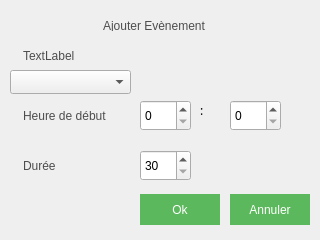
Old version of the form thermostat/Thermostat/addEvent.ui in the repository kimchicharlie/Envio.
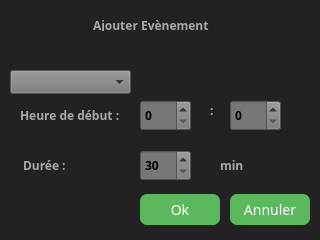
New version of the form.

Patch:
```diff
--- a/thermostat/Thermostat/addEvent.ui
+++ b/thermostat/Thermostat/addEvent.ui
@@ -16,15 +16,26 @@
   <property name="windowTitle">
    <string>Dialog</string>
   </property>
+  <property name="styleSheet">
+   <string notr="true">Background: #232123;</string>
+  </property>
   <widget class="QLabel" name="TitleLbl">
    <property name="geometry">
     <rect>
-     <x>90</x>
+     <x>80</x>
      <y>10</y>
-     <width>141</width>
+     <width>151</width>
      <height>31</height>
     </rect>
    </property>
+   <property name="font">
+    <font>
+     <family>Segoe UI,sans-serif</family>
+     <pointsize>-1</pointsize>
+     <weight>75</weight>
+     <bold>true</bold>
+    </font>
+   </property>
    <property name="styleSheet">
     <string notr="true">font-family: &quot;Segoe UI&quot;, sans-serif;
 text-transform: uppercase;
@@ -32,7 +43,7 @@
 width: 100%;
 border: 0;
 padding: 10px;
-color: #4d4d4d;
+color: #AAA;
 font-size: 12px;</string>
    </property>
    <property name="text">
@@ -48,6 +59,12 @@
      <height>31</height>
     </rect>
    </property>
+   <property name="font">
+    <font>
+     <family>Segoe UI,sans-serif</family>
+     <pointsize>-1</pointsize>
+    </font>
+   </property>
    <property name="styleSheet">
     <string notr="true">font-family: &quot;Segoe UI&quot;, sans-serif;
 text-transform: uppercase;
@@ -55,11 +72,10 @@
 width: 100%;
 border: 0;
 padding: 10px;
-color: #4d4d4d;
 font-size: 12px;</string>
    </property>
    <property name="text">
-    <string>TextLabel</string>
+    <string/>
    </property>
   </widget>
   <widget class="QSpinBox" name="hourStartSpin">
@@ -71,8 +87,17 @@
      <height>31</height>
     </rect>
    </property>
+   <property name="font">
+    <font>
+     <family>Segoe UI,sans-serif</family>
+     <weight>75</weight>
+     <bold>true</bold>
+    </font>
+   </property>
    <property name="styleSheet">
-    <string notr="true">font-family:&quot;Segoe UI&quot;, sans-serif;</string>
+    <string notr="true">font-family:&quot;Segoe UI&quot;, sans-serif;
+background: #777;
+</string>
    </property>
    <property name="maximum">
     <number>23</number>
@@ -87,8 +112,17 @@
      <height>31</height>
     </rect>
    </property>
+   <property name="font">
+    <font>
+     <family>Segoe UI,sans-serif</family>
+     <weight>75</weight>
+     <bold>true</bold>
+    </font>
+   </property>
    <property name="styleSheet">
-    <string notr="true">font-family:&quot;Segoe UI&quot;, sans-serif;</string>
+    <string notr="true">font-family:&quot;Segoe UI&quot;, sans-serif;
+background: #777;
+</string>
    </property>
    <property name="maximum">
     <number>55</number>
@@ -106,8 +140,16 @@
      <height>31</height>
     </rect>
    </property>
+   <property name="font">
+    <font>
+     <family>Segoe UI,sans-serif</family>
+     <weight>75</weight>
+     <bold>true</bold>
+    </font>
+   </property>
    <property name="styleSheet">
-    <string notr="true">font-family:&quot;Segoe UI&quot;, sans-serif;</string>
+    <string notr="true">font-family:&quot;Segoe UI&quot;, sans-serif;
+background: #777;</string>
    </property>
    <property name="minimum">
     <number>30</number>
@@ -128,18 +170,26 @@
      <height>31</height>
     </rect>
    </property>
+   <property name="font">
+    <font>
+     <family>Segoe UI,sans-serif</family>
+     <pointsize>-1</pointsize>
+     <weight>75</weight>
+     <bold>true</bold>
+    </font>
+   </property>
    <property name="styleSheet">
     <string notr="true">font-family: &quot;Segoe UI&quot;, sans-serif;
 text-transform: uppercase;
 outline: 0;
 width: 100%;
 border: 0;
-padding: 10px;
-color: #4d4d4d;
+padding: 7px;
+color: #AAA;
 font-size: 12px;</string>
    </property>
    <property name="text">
-    <string>Heure de début</string>
+    <string>Heure de début :</string>
    </property>
   </widget>
   <widget class="QLabel" name="durationLbl">
@@ -151,6 +201,14 @@
      <height>31</height>
     </rect>
    </property>
+   <property name="font">
+    <font>
+     <family>Segoe UI,sans-serif</family>
+     <pointsize>-1</pointsize>
+     <weight>75</weight>
+     <bold>true</bold>
+    </font>
+   </property>
    <property name="styleSheet">
     <string notr="true">font-family: &quot;Segoe UI&quot;, sans-serif;
 text-transform: uppercase;
@@ -158,11 +216,11 @@
 width: 100%;
 border: 0;
 padding: 10px;
-color: #4d4d4d;
+color: #AAA;
 font-size: 12px;</string>
    </property>
    <property name="text">
-    <string>Durée</string>
+    <string>Durée :</string>
    </property>
   </widget>
   <widget class="QPushButton" name="validateBtn">
@@ -174,6 +232,12 @@
      <height>31</height>
     </rect>
    </property>
+   <property name="font">
+    <font>
+     <family>Segoe UI,sans-serif</family>
+     <pointsize>-1</pointsize>
+    </font>
+   </property>
    <property name="styleSheet">
     <string notr="true">QPushButton
 {
@@ -182,9 +246,10 @@
 	outline: 0;
 	background: #5cb85c;
 	border: 0;
-	padding: 10px;
+	padding: 7px;
 	color: #FFFFFF;
-	font-size: 12px;
+	font-size: 14px;
+	border-radius: 7px;
 }
 
 QPushButton:hover
@@ -212,6 +277,12 @@
      <height>31</height>
     </rect>
    </property>
+   <property name="font">
+    <font>
+     <family>Segoe UI,sans-serif</family>
+     <pointsize>-1</pointsize>
+    </font>
+   </property>
    <property name="styleSheet">
     <string notr="true">QPushButton
 {
@@ -220,9 +291,10 @@
 	outline: 0;
 	background: #5cb85c;
 	border: 0;
-	padding: 10px;
+	padding: 7px;
 	color: #FFFFFF;
-	font-size: 12px;
+	font-size: 14px;
+	border-radius: 7px;
 }
 
 QPushButton:hover
@@ -253,10 +325,20 @@
    <property name="font">
     <font>
      <family>Segoe UI,sans-serif</family>
+     <pointsize>-1</pointsize>
+     <weight>75</weight>
+     <bold>true</bold>
     </font>
    </property>
    <property name="styleSheet">
-    <string notr="true">font-family:&quot;Segoe UI&quot;, sans-serif;</string>
+    <string notr="true">font-family: &quot;Segoe UI&quot;, sans-serif;
+text-transform: uppercase;
+outline: 0;
+width: 100%;
+border: 0;
+padding: 7px;
+color: #AAA;
+font-size: 12px;</string>
    </property>
    <property name="text">
     <string>:</string>
@@ -271,12 +353,50 @@
      <height>24</height>
     </rect>
    </property>
+   <property name="font">
+    <font>
+     <family>Segoe UI,sans-serif</family>
+     <pointsize>-1</pointsize>
+    </font>
+   </property>
    <property name="styleSheet">
     <string notr="true">font-family: &quot;Segoe UI&quot;, sans-serif;
+background: #777;
 text-transform: uppercase;
 font-size: 12px;</string>
    </property>
   </widget>
+  <widget class="QLabel" name="label_2">
+   <property name="geometry">
+    <rect>
+     <x>210</x>
+     <y>150</y>
+     <width>55</width>
+     <height>31</height>
+    </rect>
+   </property>
+   <property name="font">
+    <font>
+     <family>Segoe UI,sans-serif</family>
+     <pointsize>-1</pointsize>
+     <weight>75</weight>
+     <bold>true</bold>
+    </font>
+   </property>
+   <property name="styleSheet">
+    <string notr="true">font-family: &quot;Segoe UI&quot;, sans-serif;
+text-transform: uppercase;
+outline: 0;
+width: 100%;
+border: 0;
+padding: 7px;
+color: #AAA;
+font-size: 12px;</string>
+   </property>
+   <property name="text">
+    <string>min</string>
+   </property>
+  </widget>
  </widget>
  <resources/>
  <connections/>
```
Left out of the diff: 10 changed lines with no effect on the pictures.
